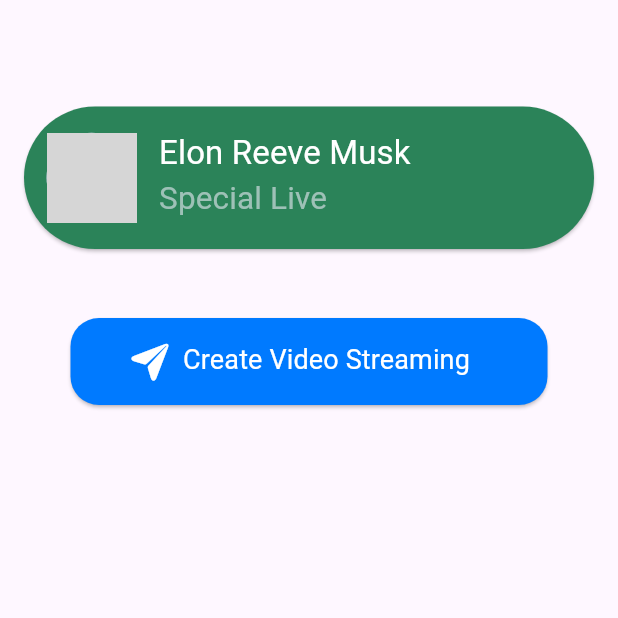
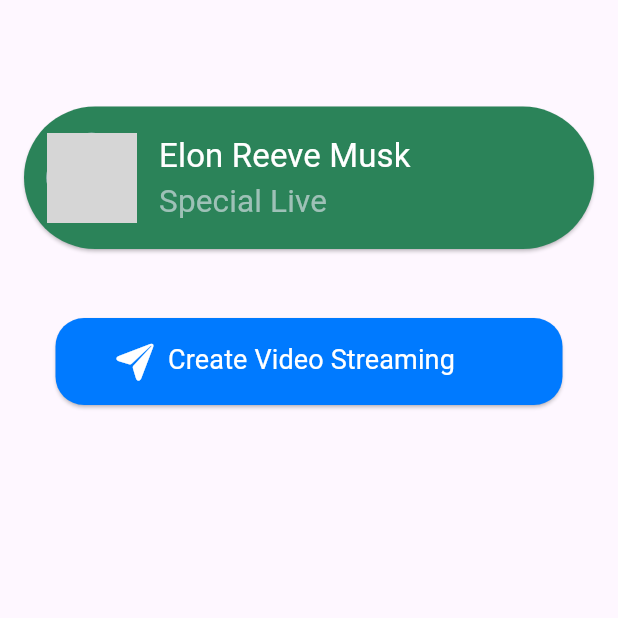
Before and after one commit to Preethisreev/livestream_app_flutter, a Flutter app: the screen it shows after launch, on a phone screen of 412 x 824 dp, the top half of it. Run offline on Flutter 3.47's test engine with Material 3 defaults, Android fonts, the phone set to English and light mode, and no system bars; our stand-ins replace dartz, permission_handler; missing offline and left inert: amplify_api, amplify_core, amplify_flutter, encrypt, zego_express_engine, zego_uikit_prebuilt_live_streaming; network calls fail; grey boxes are pictures that could not be loaded.

Commit message:
commit models

```diff
--- a/lib/ui/home_screen.dart
+++ b/lib/ui/home_screen.dart
@@ -13,6 +13,7 @@ class HomeScreen extends StatelessWidget {
   @override
   Widget build(BuildContext context) {
     return Scaffold(
+      resizeToAvoidBottomInset: false,
       body: Column(
         mainAxisAlignment: MainAxisAlignment.start,
         children: <Widget>[
@@ -41,7 +42,9 @@ class HomeScreen extends StatelessWidget {
                       backgroundImage: NetworkImage('https://www.gravatar.com/avatar/2c7d99fe281ecd3bcd65ab915bac6dd5?s=250'),
                     ),
                   ),
-                 Column(
+                 SingleChildScrollView(
+                   scrollDirection: Axis.vertical,
+                   child: Column(
                       crossAxisAlignment: CrossAxisAlignment.start,
                       children: [
                          Text('Elon Reeve Musk',
@@ -56,6 +59,7 @@ class HomeScreen extends StatelessWidget {
                           fontWeight: FontWeight.w400
                         ))
                       ],
+                    ),
                  ),
                 ],
               ),
@@ -81,7 +85,7 @@ class HomeScreen extends StatelessWidget {
             child: const Padding(
               padding: EdgeInsets.all(15.0),
               child: SizedBox(
-                width: 240,
+                width: 260,
                 child: Row(
                   crossAxisAlignment: CrossAxisAlignment.start,
                   mainAxisSize: MainAxisSize.min,
--- a/lib/ui/livestream_screen.dart
+++ b/lib/ui/livestream_screen.dart
@@ -100,10 +100,12 @@ class _LiveStreamScreenState extends State<LiveStreamScreen> {
                 future: userIdentity,
                 builder: (context, snapshot) {
                   if (snapshot.hasData) {
-                    return VideoChatWidget(
+                    return SafeArea(
+                      child: VideoChatWidget(
                         userIdentity: snapshot.data!,
                         livename: livename,
-                       isHost: widget.isHost,
+                        isHost: widget.isHost,
+                      ),
                     );
                   } else if (snapshot.hasError) {
                     return Text("Error: ${snapshot.error}");
--- a/lib/widgets/comment_section.dart
+++ b/lib/widgets/comment_section.dart
@@ -36,9 +36,11 @@ class _CommentSectionState extends State<CommentSection> {
       commentProvider.getComments();
       _commentSubscription = commentProvider.getCommentsStream().listen(
               (response) {
+                print("Received comment response: $response");
             if(response.data != null){
               commentProvider.addComment(response.data!);
             } else if (response.hasErrors){
+              print("Error in getting comments: ${response.errors}");
               ScaffoldMessenger.of(context).showSnackBar(
                 const SnackBar(
                   content: Text("Error in getting comments"),
--- a/lib/widgets/videoChatScreenTestUI.dart
+++ b/lib/widgets/videoChatScreenTestUI.dart
@@ -11,8 +11,7 @@ class VideoChatWidget extends StatelessWidget {
 
   @override
   Widget build(BuildContext context) {
-    return Container(
-      child: ZegoUIKitPrebuiltLiveStreaming(
+    return ZegoUIKitPrebuiltLiveStreaming(
       appID: appID,
       appSign: appSign,
       userID: userIdentity,
@@ -22,7 +21,7 @@ class VideoChatWidget extends StatelessWidget {
           ? ZegoUIKitPrebuiltLiveStreamingConfig.host()
           : ZegoUIKitPrebuiltLiveStreamingConfig.audience()
         ..bottomMenuBarConfig.showInRoomMessageButton=false,
-      ),
+
     );
   }
 }
--- a/pubspec.yaml
+++ b/pubspec.yaml
@@ -42,6 +42,7 @@ dependencies:
   amplify_api: ^1.6.0
   provider: ^6.1.0
   dartz: ^0.10.1
+  zego_express_engine: ^3.10.3
 
 
 
@@ -54,7 +55,7 @@ dev_dependencies:
   # activated in the `analysis_options.yaml` file located at the root of your
   # package. See that file for information about deactivating specific lint
   # rules and activating additional ones.
-  flutter_lints: ^2.0.0
+  flutter_lints: ^3.0.1
 
 # For information on the generic Dart part of this file, see the
 # following page: https://dart.dev/tools/pub/pubspec
```
Also changed, not shown: lib/main.dart (+4 -4 lines), lib/ui/create_screen.dart (+13 -13 lines), lib/ui/join_screen.dart (indentation only), pubspec.lock, 3 other files. Lines whose indentation alone changed are shown as unchanged.
